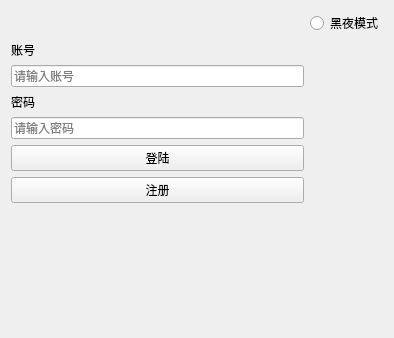
Qt form client/ui/login.ui (TT2TER/Echoplex) before a commit.
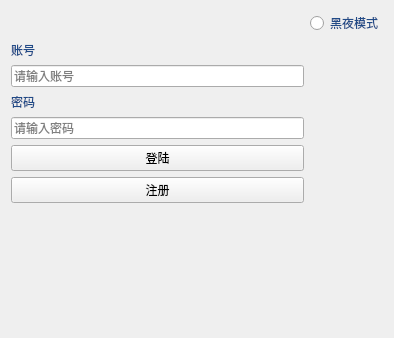
The same form after that commit. Custom widgets are drawn as their Qt base class.

```diff
--- a/client/ui/login.ui
+++ b/client/ui/login.ui
@@ -26,6 +26,448 @@
            <verstretch>0</verstretch>
           </sizepolicy>
          </property>
+         <property name="palette">
+          <palette>
+           <active>
+            <colorrole role="WindowText">
+             <brush brushstyle="SolidPattern">
+              <color alpha="255">
+               <red>32</red>
+               <green>74</green>
+               <blue>135</blue>
+              </color>
+             </brush>
+            </colorrole>
+            <colorrole role="Button">
+             <brush brushstyle="SolidPattern">
+              <color alpha="255">
+               <red>239</red>
+               <green>239</green>
+               <blue>239</blue>
+              </color>
+             </brush>
+            </colorrole>
+            <colorrole role="Light">
+             <brush brushstyle="SolidPattern">
+              <color alpha="255">
+               <red>255</red>
+               <green>255</green>
+               <blue>255</blue>
+              </color>
+             </brush>
+            </colorrole>
+            <colorrole role="Midlight">
+             <brush brushstyle="SolidPattern">
+              <color alpha="255">
+               <red>247</red>
+               <green>247</green>
+               <blue>247</blue>
+              </color>
+             </brush>
+            </colorrole>
+            <colorrole role="Dark">
+             <brush brushstyle="SolidPattern">
+              <color alpha="255">
+               <red>119</red>
+               <green>119</green>
+               <blue>119</blue>
+              </color>
+             </brush>
+            </colorrole>
+            <colorrole role="Mid">
+             <brush brushstyle="SolidPattern">
+              <color alpha="255">
+               <red>159</red>
+               <green>159</green>
+               <blue>159</blue>
+              </color>
+             </brush>
+            </colorrole>
+            <colorrole role="Text">
+             <brush brushstyle="SolidPattern">
+              <color alpha="255">
+               <red>0</red>
+               <green>0</green>
+               <blue>0</blue>
+              </color>
+             </brush>
+            </colorrole>
+            <colorrole role="BrightText">
+             <brush brushstyle="SolidPattern">
+              <color alpha="255">
+               <red>255</red>
+               <green>255</green>
+               <blue>255</blue>
+              </color>
+             </brush>
+            </colorrole>
+            <colorrole role="ButtonText">
+             <brush brushstyle="SolidPattern">
+              <color alpha="255">
+               <red>0</red>
+               <green>0</green>
+               <blue>0</blue>
+              </color>
+             </brush>
+            </colorrole>
+            <colorrole role="Base">
+             <brush brushstyle="SolidPattern">
+              <color alpha="255">
+               <red>255</red>
+               <green>255</green>
+               <blue>255</blue>
+              </color>
+             </brush>
+            </colorrole>
+            <colorrole role="Window">
+             <brush brushstyle="SolidPattern">
+              <color alpha="255">
+               <red>239</red>
+               <green>239</green>
+               <blue>239</blue>
+              </color>
+             </brush>
+            </colorrole>
+            <colorrole role="Shadow">
+             <brush brushstyle="SolidPattern">
+              <color alpha="255">
+               <red>0</red>
+               <green>0</green>
+               <blue>0</blue>
+              </color>
+             </brush>
+            </colorrole>
+            <colorrole role="AlternateBase">
+             <brush brushstyle="SolidPattern">
+              <color alpha="255">
+               <red>247</red>
+               <green>247</green>
+               <blue>247</blue>
+              </color>
+             </brush>
+            </colorrole>
+            <colorrole role="ToolTipBase">
+             <brush brushstyle="SolidPattern">
+              <color alpha="255">
+               <red>255</red>
+               <green>255</green>
+               <blue>220</blue>
+              </color>
+             </brush>
+            </colorrole>
+            <colorrole role="ToolTipText">
+             <brush brushstyle="SolidPattern">
+              <color alpha="255">
+               <red>0</red>
+               <green>0</green>
+               <blue>0</blue>
+              </color>
+             </brush>
+            </colorrole>
+            <colorrole role="PlaceholderText">
+             <brush brushstyle="SolidPattern">
+              <color alpha="128">
+               <red>0</red>
+               <green>0</green>
+               <blue>0</blue>
+              </color>
+             </brush>
+            </colorrole>
+           </active>
+           <inactive>
+            <colorrole role="WindowText">
+             <brush brushstyle="SolidPattern">
+              <color alpha="255">
+               <red>32</red>
+               <green>74</green>
+               <blue>135</blue>
+              </color>
+             </brush>
+            </colorrole>
+            <colorrole role="Button">
+             <brush brushstyle="SolidPattern">
+              <color alpha="255">
+               <red>239</red>
+               <green>239</green>
+               <blue>239</blue>
+              </color>
+             </brush>
+            </colorrole>
+            <colorrole role="Light">
+             <brush brushstyle="SolidPattern">
+              <color alpha="255">
+               <red>255</red>
+               <green>255</green>
+               <blue>255</blue>
+              </color>
+             </brush>
+            </colorrole>
+            <colorrole role="Midlight">
+             <brush brushstyle="SolidPattern">
+              <color alpha="255">
+               <red>247</red>
+               <green>247</green>
+               <blue>247</blue>
+              </color>
+             </brush>
+            </colorrole>
+            <colorrole role="Dark">
+             <brush brushstyle="SolidPattern">
+              <color alpha="255">
+               <red>119</red>
+               <green>119</green>
+               <blue>119</blue>
+              </color>
+             </brush>
+            </colorrole>
+            <colorrole role="Mid">
+             <brush brushstyle="SolidPattern">
+              <color alpha="255">
+               <red>159</red>
+               <green>159</green>
+               <blue>159</blue>
+              </color>
+             </brush>
+            </colorrole>
+            <colorrole role="Text">
+             <brush brushstyle="SolidPattern">
+              <color alpha="255">
+               <red>0</red>
+               <green>0</green>
+               <blue>0</blue>
+              </color>
+             </brush>
+            </colorrole>
+            <colorrole role="BrightText">
+             <brush brushstyle="SolidPattern">
+              <color alpha="255">
+               <red>255</red>
+               <green>255</green>
+               <blue>255</blue>
+              </color>
+             </brush>
+            </colorrole>
+            <colorrole role="ButtonText">
+             <brush brushstyle="SolidPattern">
+              <color alpha="255">
+               <red>0</red>
+               <green>0</green>
+               <blue>0</blue>
+              </color>
+             </brush>
+            </colorrole>
+            <colorrole role="Base">
+             <brush brushstyle="SolidPattern">
+              <color alpha="255">
+               <red>255</red>
+               <green>255</green>
+               <blue>255</blue>
+              </color>
+             </brush>
+            </colorrole>
+            <colorrole role="Window">
+             <brush brushstyle="SolidPattern">
+              <color alpha="255">
+               <red>239</red>
+               <green>239</green>
+               <blue>239</blue>
+              </color>
+             </brush>
+            </colorrole>
+            <colorrole role="Shadow">
+             <brush brushstyle="SolidPattern">
+              <color alpha="255">
+               <red>0</red>
+               <green>0</green>
+               <blue>0</blue>
+              </color>
+             </brush>
+            </colorrole>
+            <colorrole role="AlternateBase">
+             <brush brushstyle="SolidPattern">
+              <color alpha="255">
+               <red>247</red>
+               <green>247</green>
+               <blue>247</blue>
+              </color>
+             </brush>
+            </colorrole>
+            <colorrole role="ToolTipBase">
+             <brush brushstyle="SolidPattern">
+              <color alpha="255">
+               <red>255</red>
+               <green>255</green>
+               <blue>220</blue>
+              </color>
+             </brush>
+            </colorrole>
+            <colorrole role="ToolTipText">
+             <brush brushstyle="SolidPattern">
+              <color alpha="255">
+               <red>0</red>
+               <green>0</green>
+               <blue>0</blue>
+              </color>
+             </brush>
+            </colorrole>
+            <colorrole role="PlaceholderText">
+             <brush brushstyle="SolidPattern">
+              <color alpha="128">
+               <red>0</red>
+               <green>0</green>
+               <blue>0</blue>
+              </color>
+             </brush>
+            </colorrole>
+           </inactive>
+           <disabled>
+            <colorrole role="WindowText">
+             <brush brushstyle="SolidPattern">
+              <color alpha="255">
+               <red>119</red>
+               <green>119</green>
+               <blue>119</blue>
+              </color>
+             </brush>
+            </colorrole>
+            <colorrole role="Button">
+             <brush brushstyle="SolidPattern">
+              <color alpha="255">
+               <red>239</red>
+               <green>239</green>
+               <blue>239</blue>
+              </color>
+             </brush>
+            </colorrole>
+            <colorrole role="Light">
+             <brush brushstyle="SolidPattern">
+              <color alpha="255">
+               <red>255</red>
+               <green>255</green>
+               <blue>255</blue>
+              </color>
+             </brush>
+            </colorrole>
+            <colorrole role="Midlight">
+             <brush brushstyle="SolidPattern">
+              <color alpha="255">
+               <red>247</red>
+               <green>247</green>
+               <blue>247</blue>
+              </color>
+             </brush>
+            </colorrole>
+            <colorrole role="Dark">
+             <brush brushstyle="SolidPattern">
+              <color alpha="255">
+               <red>119</red>
+               <green>119</green>
+               <blue>119</blue>
+              </color>
+             </brush>
+            </colorrole>
+            <colorrole role="Mid">
+             <brush brushstyle="SolidPattern">
+              <color alpha="255">
+               <red>159</red>
+               <green>159</green>
+               <blue>159</blue>
+              </color>
+             </brush>
+            </colorrole>
+            <colorrole role="Text">
+             <brush brushstyle="SolidPattern">
+              <color alpha="255">
+               <red>119</red>
+               <green>119</green>
+               <blue>119</blue>
+              </color>
+             </brush>
+            </colorrole>
+            <colorrole role="BrightText">
+             <brush brushstyle="SolidPattern">
+              <color alpha="255">
+               <red>255</red>
+               <green>255</green>
+               <blue>255</blue>
+              </color>
+             </brush>
+            </colorrole>
+            <colorrole role="ButtonText">
+             <brush brushstyle="SolidPattern">
+              <color alpha="255">
+               <red>119</red>
+               <green>119</green>
+               <blue>119</blue>
+              </color>
+             </brush>
+            </colorrole>
+            <colorrole role="Base">
+             <brush brushstyle="SolidPattern">
+              <color alpha="255">
+               <red>239</red>
+               <green>239</green>
+               <blue>239</blue>
+              </color>
+             </brush>
+            </colorrole>
+            <colorrole role="Window">
+             <brush brushstyle="SolidPattern">
+              <color alpha="255">
+               <red>239</red>
+               <green>239</green>
+               <blue>239</blue>
+              </color>
+             </brush>
+            </colorrole>
+            <colorrole role="Shadow">
+             <brush brushstyle="SolidPattern">
+              <color alpha="255">
+               <red>0</red>
+               <green>0</green>
+               <blue>0</blue>
+              </color>
+             </brush>
+            </colorrole>
+            <colorrole role="AlternateBase">
+             <brush brushstyle="SolidPattern">
+              <color alpha="255">
+               <red>239</red>
+               <green>239</green>
+               <blue>239</blue>
+              </color>
+             </brush>
+            </colorrole>
+            <colorrole role="ToolTipBase">
+             <brush brushstyle="SolidPattern">
+              <color alpha="255">
+               <red>255</red>
+               <green>255</green>
+               <blue>220</blue>
+              </color>
+             </brush>
+            </colorrole>
+            <colorrole role="ToolTipText">
+             <brush brushstyle="SolidPattern">
+              <color alpha="255">
+               <red>0</red>
+               <green>0</green>
+               <blue>0</blue>
+              </color>
+             </brush>
+            </colorrole>
+            <colorrole role="PlaceholderText">
+             <brush brushstyle="SolidPattern">
+              <color alpha="128">
+               <red>0</red>
+               <green>0</green>
+               <blue>0</blue>
+              </color>
+             </brush>
+            </colorrole>
+           </disabled>
+          </palette>
+         </property>
          <property name="mouseTracking">
           <bool>false</bool>
          </property>
@@ -61,6 +503,43 @@
            <verstretch>0</verstretch>
           </sizepolicy>
          </property>
+         <property name="palette">
+          <palette>
+           <active>
+            <colorrole role="WindowText">
+             <brush brushstyle="SolidPattern">
+              <color alpha="255">
+               <red>32</red>
+               <green>74</green>
+               <blue>135</blue>
+              </color>
+             </brush>
+            </colorrole>
+           </active>
+           <inactive>
+            <colorrole role="WindowText">
+             <brush brushstyle="SolidPattern">
+              <color alpha="255">
+               <red>32</red>
+               <green>74</green>
+               <blue>135</blue>
+              </color>
+             </brush>
+            </colorrole>
+           </inactive>
+           <disabled>
+            <colorrole role="WindowText">
+             <brush brushstyle="SolidPattern">
+              <color alpha="255">
+               <red>190</red>
+               <green>190</green>
+               <blue>190</blue>
+              </color>
+             </brush>
+            </colorrole>
+           </disabled>
+          </palette>
+         </property>
          <property name="text">
           <string>密码</string>
          </property>
@@ -110,6 +589,43 @@
      </item>
      <item row="1" column="1">
       <widget class="RadioButton" name="dark_mode_butt">
+       <property name="palette">
+        <palette>
+         <active>
+          <colorrole role="WindowText">
+           <brush brushstyle="SolidPattern">
+            <color alpha="255">
+             <red>32</red>
+             <green>74</green>
+             <blue>135</blue>
+            </color>
+           </brush>
+          </colorrole>
+         </active>
+         <inactive>
+          <colorrole role="WindowText">
+           <brush brushstyle="SolidPattern">
+            <color alpha="255">
+             <red>32</red>
+             <green>74</green>
+             <blue>135</blue>
+            </color>
+           </brush>
+          </colorrole>
+         </inactive>
+         <disabled>
+          <colorrole role="WindowText">
+           <brush brushstyle="SolidPattern">
+            <color alpha="255">
+             <red>190</red>
+             <green>190</green>
+             <blue>190</blue>
+            </color>
+           </brush>
+          </colorrole>
+         </disabled>
+        </palette>
+       </property>
        <property name="text">
         <string>黑夜模式</string>
        </property>
@@ -120,6 +636,11 @@
   </layout>
  </widget>
  <customwidgets>
+  <customwidget>
+   <class>LineEdit</class>
+   <extends>QLineEdit</extends>
+   <header>qfluentwidgets</header>
+  </customwidget>
   <customwidget>
    <class>PushButton</class>
    <extends>QPushButton</extends>
@@ -140,11 +661,6 @@
    <extends>QLabel</extends>
    <header>qfluentwidgets</header>
   </customwidget>
-  <customwidget>
-   <class>LineEdit</class>
-   <extends>QLineEdit</extends>
-   <header>qfluentwidgets</header>
-  </customwidget>
  </customwidgets>
  <resources/>
  <connections/>
```
